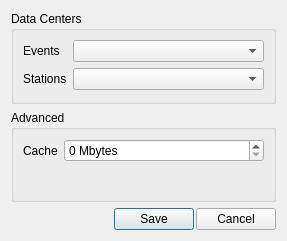
iris-edu/pyweed, file pyweed/gui/uic/PreferencesDialog.ui: the form before one commit.
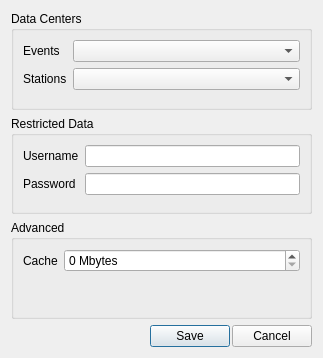
The form after the commit.

The edit to the form file:
```diff
--- a/pyweed/gui/uic/PreferencesDialog.ui
+++ b/pyweed/gui/uic/PreferencesDialog.ui
@@ -9,8 +9,8 @@
    <rect>
     <x>0</x>
     <y>0</y>
-    <width>287</width>
-    <height>241</height>
+    <width>323</width>
+    <height>358</height>
    </rect>
   </property>
   <property name="windowTitle">
@@ -19,7 +19,7 @@
   <property name="modal">
    <bool>true</bool>
   </property>
-  <layout class="QVBoxLayout" name="verticalLayout" stretch="0,0,1">
+  <layout class="QVBoxLayout" name="verticalLayout" stretch="0,0,0,1">
    <item>
     <widget class="QGroupBox" name="dataCentersGroupBox">
      <property name="title">
@@ -50,7 +50,50 @@
     </widget>
    </item>
    <item>
-    <widget class="QGroupBox" name="groupBox">
+    <widget class="QGroupBox" name="restrictedDataGroupBos">
+     <property name="title">
+      <string>Restricted Data</string>
+     </property>
+     <layout class="QFormLayout" name="formLayout">
+      <item row="0" column="0">
+       <widget class="QLabel" name="label_4">
+        <property name="text">
+         <string>Username</string>
+        </property>
+       </widget>
+      </item>
+      <item row="0" column="1">
+       <widget class="QLineEdit" name="usernameLineEdit">
+        <property name="minimumSize">
+         <size>
+          <width>200</width>
+          <height>0</height>
+         </size>
+        </property>
+       </widget>
+      </item>
+      <item row="1" column="0">
+       <widget class="QLabel" name="label_5">
+        <property name="text">
+         <string>Password</string>
+        </property>
+       </widget>
+      </item>
+      <item row="1" column="1">
+       <widget class="QLineEdit" name="passwordLineEdit">
+        <property name="minimumSize">
+         <size>
+          <width>200</width>
+          <height>0</height>
+         </size>
+        </property>
+       </widget>
+      </item>
+     </layout>
+    </widget>
+   </item>
+   <item>
+    <widget class="QGroupBox" name="advancedOptionsGroupBox">
      <property name="title">
       <string>Advanced</string>
      </property>
```
